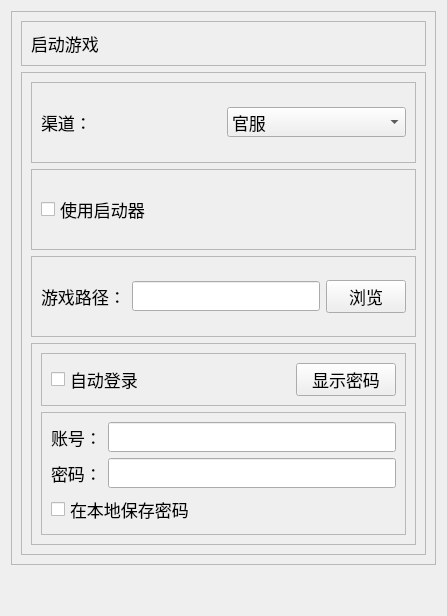
First picture: the form in res/ui/set_01.ui, repository Shasnow/StarRailAssistant, before the edit.
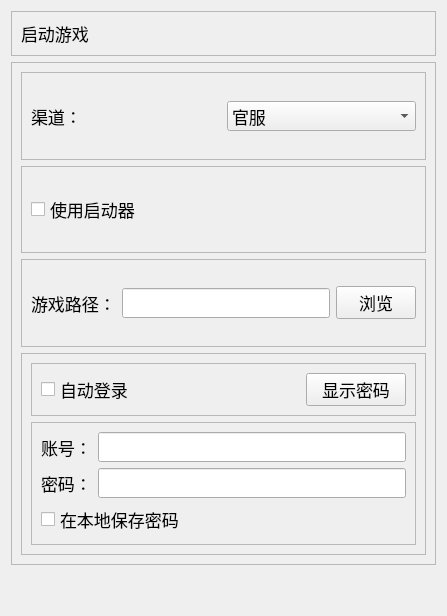
Second picture: the form after the edit.

```diff
--- a/res/ui/set_01.ui
+++ b/res/ui/set_01.ui
@@ -19,16 +19,23 @@
    <string>Form</string>
   </property>
   <layout class="QGridLayout" name="gridLayout_2">
+   <item row="2" column="0">
+    <spacer name="verticalSpacer">
+     <property name="orientation">
+      <enum>Qt::Orientation::Vertical</enum>
+     </property>
+     <property name="sizeType">
+      <enum>QSizePolicy::Policy::Maximum</enum>
+     </property>
+     <property name="sizeHint" stdset="0">
+      <size>
+       <width>20</width>
+       <height>40</height>
+      </size>
+     </property>
+    </spacer>
+   </item>
    <item row="0" column="0">
-    <widget class="QFrame" name="frame">
-     <property name="frameShape">
-      <enum>QFrame::Shape::StyledPanel</enum>
-     </property>
-     <property name="frameShadow">
-      <enum>QFrame::Shadow::Raised</enum>
-     </property>
-     <layout class="QVBoxLayout" name="verticalLayout_2">
-      <item>
        <widget class="QFrame" name="frame_1">
         <property name="frameShape">
          <enum>QFrame::Shape::StyledPanel</enum>
@@ -60,7 +67,7 @@
         </layout>
        </widget>
       </item>
-      <item>
+   <item row="1" column="0">
        <widget class="QScrollArea" name="scrollArea">
         <property name="widgetResizable">
          <bool>true</bool>
@@ -70,8 +77,8 @@
           <rect>
            <x>0</x>
            <y>0</y>
-           <width>407</width>
-           <height>482</height>
+        <width>427</width>
+        <height>502</height>
           </rect>
          </property>
          <layout class="QVBoxLayout" name="verticalLayout_3">
@@ -306,25 +313,6 @@
          </layout>
         </widget>
        </widget>
-      </item>
-     </layout>
-    </widget>
-   </item>
-   <item row="1" column="0">
-    <spacer name="verticalSpacer">
-     <property name="orientation">
-      <enum>Qt::Orientation::Vertical</enum>
-     </property>
-     <property name="sizeType">
-      <enum>QSizePolicy::Policy::Maximum</enum>
-     </property>
-     <property name="sizeHint" stdset="0">
-      <size>
-       <width>20</width>
-       <height>40</height>
-      </size>
-     </property>
-    </spacer>
    </item>
   </layout>
  </widget>
```
Lines whose indentation alone changed are shown as unchanged.
